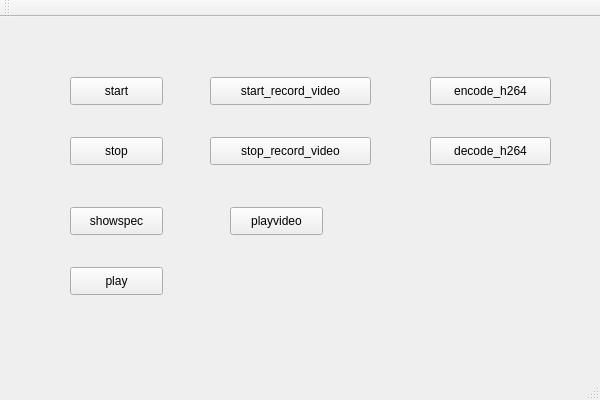
Above: QRecordAudio/QRecordAudio.ui from hongwueryi/QT_FFMPEG before the change. Below: the same form after it.
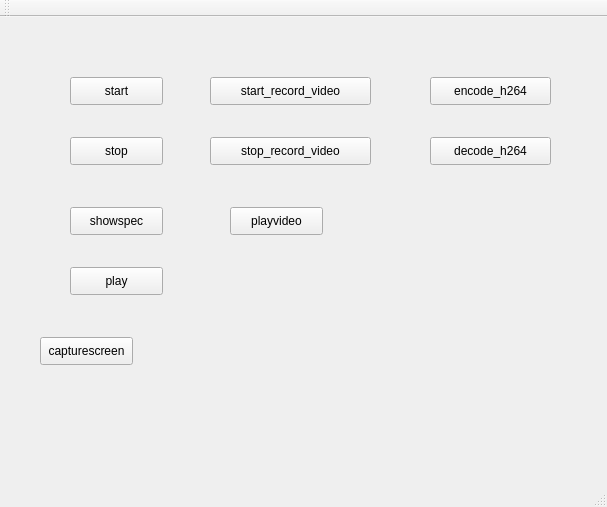
That is the form after the change.

Commit message: add capture desktop

The edit to the form file:
```diff
--- a/QRecordAudio/QRecordAudio.ui
+++ b/QRecordAudio/QRecordAudio.ui
@@ -6,8 +6,8 @@
    <rect>
     <x>0</x>
     <y>0</y>
-    <width>600</width>
-    <height>400</height>
+    <width>607</width>
+    <height>507</height>
    </rect>
   </property>
   <property name="windowTitle">
@@ -131,6 +131,19 @@
      <string>decode_h264</string>
     </property>
    </widget>
+   <widget class="QPushButton" name="BTN_CAPTURE_SCREEN">
+    <property name="geometry">
+     <rect>
+      <x>40</x>
+      <y>320</y>
+      <width>93</width>
+      <height>28</height>
+     </rect>
+    </property>
+    <property name="text">
+     <string>capturescreen</string>
+    </property>
+   </widget>
   </widget>
   <widget class="QMenuBar" name="menuBar">
    <property name="geometry">
```
Left out of the diff: 2 changed lines with no effect on the pictures. The commit also changes 7 other files.
